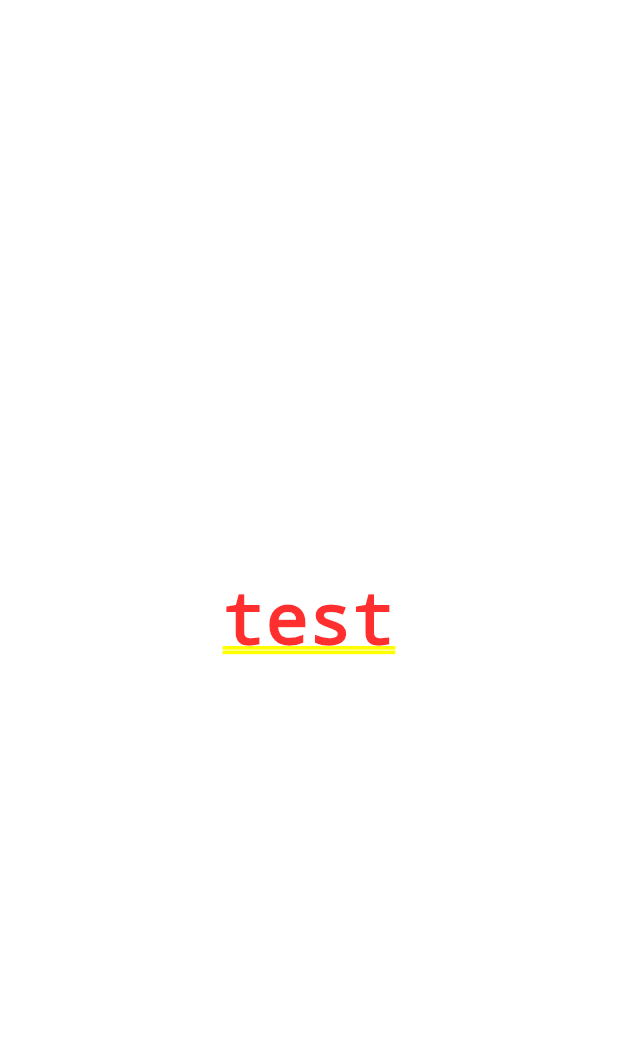
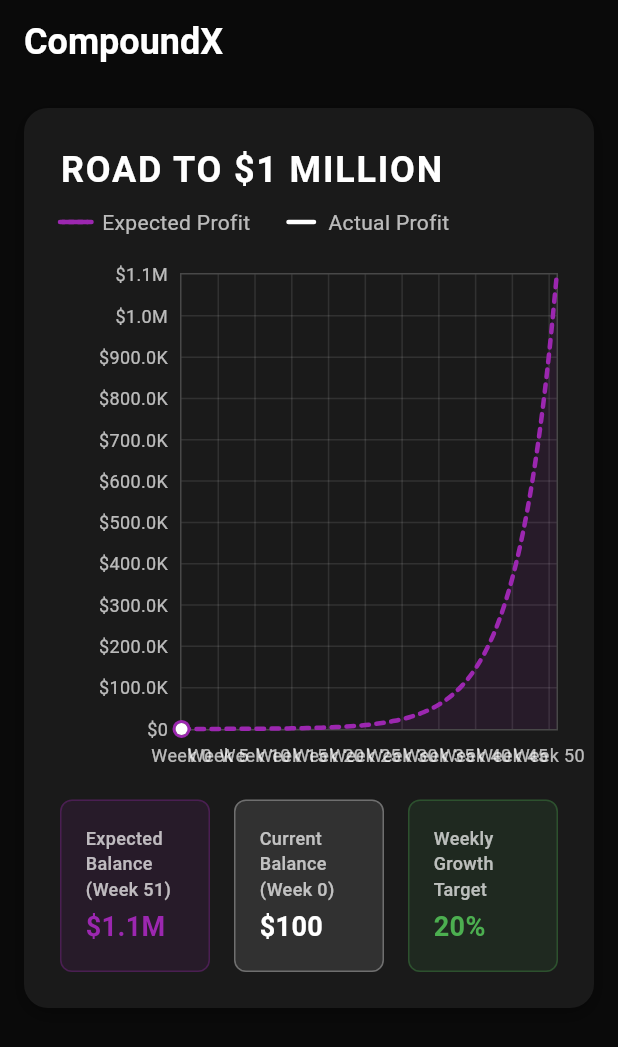
Before and after one commit to Charizard17/CompundX, a Flutter app: the screen it shows after launch, on a phone screen of 412 x 824 dp. Shown: the top 1047 px of the screen. Run offline on Flutter 3.47's test engine with Material 3 defaults, Android fonts, the phone set to English and light mode, and no system bars; drawn by our look-alikes of fl_chart.

Commit message:
growth chart created

```diff
--- a/lib/main.dart
+++ b/lib/main.dart
@@ -1,18 +1,29 @@
 import 'package:flutter/material.dart';
+import 'screens/dashboard_screen.dart';
 
 void main() {
-  runApp(const MyApp());
+  runApp(const CompoundXApp());
 }
 
-class MyApp extends StatelessWidget {
-  const MyApp({super.key});
+class CompoundXApp extends StatelessWidget {
+  const CompoundXApp({super.key});
 
   @override
   Widget build(BuildContext context) {
     return MaterialApp(
-      title: 'CompundX',
-      theme: ThemeData(),
-      home: Center(child: Text("test")),
+      title: 'CompoundX - Crypto Trading Tracker',
+      debugShowCheckedModeBanner: false,
+      theme: ThemeData(
+        brightness: Brightness.dark,
+        primarySwatch: Colors.purple,
+        scaffoldBackgroundColor: const Color(0xFF0A0A0A),
+        cardColor: const Color(0xFF1A1A1A),
+        textTheme: const TextTheme(
+          bodyLarge: TextStyle(color: Colors.white),
+          bodyMedium: TextStyle(color: Colors.white70),
+        ),
+      ),
+      home: const DashboardScreen(),
     );
   }
 }
--- /dev/null
+++ b/lib/screens/dashboard_screen.dart
@@ -0,0 +1,28 @@
+import 'package:compundx/widgets/compound_growth_chart.dart';
+import 'package:flutter/material.dart';
+
+class DashboardScreen extends StatelessWidget {
+  const DashboardScreen({super.key});
+
+  @override
+  Widget build(BuildContext context) {
+    return Scaffold(
+      appBar: AppBar(
+        title: const Text(
+          'CompoundX',
+          style: TextStyle(
+            fontSize: 24,
+            fontWeight: FontWeight.bold,
+            color: Colors.white,
+          ),
+        ),
+        backgroundColor: const Color(0xFF0A0A0A),
+        elevation: 0,
+      ),
+      body: const Padding(
+        padding: EdgeInsets.all(16.0),
+        child: CompoundGrowthChart(),
+      ),
+    );
+  }
+}
--- /dev/null
+++ b/lib/widgets/compound_growth_chart.dart
@@ -0,0 +1,373 @@
+import 'package:flutter/material.dart';
+import 'package:fl_chart/fl_chart.dart';
+
+class CompoundGrowthChart extends StatefulWidget {
+  const CompoundGrowthChart({super.key});
+
+  @override
+  State<CompoundGrowthChart> createState() => _CompoundGrowthChartState();
+}
+
+class _CompoundGrowthChartState extends State<CompoundGrowthChart> {
+  static const double initialBalance = 100.0;
+  static const double weeklyGrowthRate = 0.20; // 20%
+  static const int totalWeeks = 51;
+
+  List<FlSpot> expectedBalanceSpots = [];
+  List<FlSpot> actualBalanceSpots = [];
+
+  @override
+  void initState() {
+    super.initState();
+    _generateExpectedBalanceData();
+    _generateInitialActualData();
+  }
+
+  void _generateExpectedBalanceData() {
+    expectedBalanceSpots.clear();
+    double balance = initialBalance;
+
+    expectedBalanceSpots.add(FlSpot(0, balance));
+
+    for (int week = 1; week <= totalWeeks; week++) {
+      balance *= (1 + weeklyGrowthRate);
+      expectedBalanceSpots.add(FlSpot(week.toDouble(), balance));
+    }
+  }
+
+  void _generateInitialActualData() {
+    // Starting with just the initial balance
+    actualBalanceSpots.clear();
+    actualBalanceSpots.add(const FlSpot(0, initialBalance));
+  }
+
+  @override
+  Widget build(BuildContext context) {
+    return Container(
+      height: 600,
+      padding: const EdgeInsets.all(24),
+      decoration: BoxDecoration(
+        color: const Color(0xFF1A1A1A),
+        borderRadius: BorderRadius.circular(16),
+        boxShadow: [
+          BoxShadow(
+            color: Colors.black.withOpacity(0.3),
+            blurRadius: 10,
+            offset: const Offset(0, 4),
+          ),
+        ],
+      ),
+      child: Column(
+        crossAxisAlignment: CrossAxisAlignment.start,
+        children: [
+          const Text(
+            'ROAD TO \$1 MILLION',
+            style: TextStyle(
+              fontSize: 24,
+              fontWeight: FontWeight.bold,
+              color: Colors.white,
+              letterSpacing: 1.2,
+            ),
+          ),
+          const SizedBox(height: 8),
+          Row(
+            children: [
+              _buildLegendItem(Colors.purple, 'Expected Profit', true),
+              const SizedBox(width: 24),
+              _buildLegendItem(Colors.white, 'Actual Profit', false),
+            ],
+          ),
+          const SizedBox(height: 24),
+          Expanded(
+            child: LineChart(
+              LineChartData(
+                gridData: FlGridData(
+                  show: true,
+                  drawVerticalLine: true,
+                  horizontalInterval: 100000,
+                  verticalInterval: 5,
+                  getDrawingHorizontalLine: (value) {
+                    return FlLine(
+                      color: Colors.white.withOpacity(0.1),
+                      strokeWidth: 1,
+                    );
+                  },
+                  getDrawingVerticalLine: (value) {
+                    return FlLine(
+                      color: Colors.white.withOpacity(0.1),
+                      strokeWidth: 1,
+                    );
+                  },
+                ),
+                titlesData: FlTitlesData(
+                  show: true,
+                  rightTitles: const AxisTitles(
+                    sideTitles: SideTitles(showTitles: false),
+                  ),
+                  topTitles: const AxisTitles(
+                    sideTitles: SideTitles(showTitles: false),
+                  ),
+                  bottomTitles: AxisTitles(
+                    sideTitles: SideTitles(
+                      showTitles: true,
+                      reservedSize: 30,
+                      interval: 5,
+                      getTitlesWidget: (value, meta) {
+                        // Only show titles for multiples of 5
+                        if (value % 5 != 0) {
+                          return const SizedBox.shrink();
+                        }
+                        return SideTitleWidget(
+                          meta: meta,
+                          space: 8,
+                          child: Text(
+                            'Week ${value.toInt()}',
+                            style: const TextStyle(
+                              color: Colors.white70,
+                              fontSize: 12,
+                            ),
+                          ),
+                        );
+                      },
+                    ),
+                  ),
+                  leftTitles: AxisTitles(
+                    sideTitles: SideTitles(
+                      showTitles: true,
+                      interval: 100000,
+                      reservedSize: 80,
+                      getTitlesWidget: (value, meta) {
+                        return SideTitleWidget(
+                          meta: meta,
+                          space: 8,
+                          child: Text(
+                            _formatCurrency(value),
+                            style: const TextStyle(
+                              color: Colors.white70,
+                              fontSize: 12,
+                            ),
+                          ),
+                        );
+                      },
+                    ),
+                  ),
+                ),
+                borderData: FlBorderData(
+                  show: true,
+                  border: Border.all(
+                    color: Colors.white.withOpacity(0.2),
+                    width: 1,
+                  ),
+                ),
+                minX: 0,
+                maxX: totalWeeks.toDouble(),
+                minY: 0,
+                maxY: 1100000,
+                lineBarsData: [
+                  // Expected Balance Line (dotted)
+                  LineChartBarData(
+                    spots: expectedBalanceSpots,
+                    isCurved: true,
+                    color: Colors.purple,
+                    barWidth: 3,
+                    isStrokeCapRound: true,
+                    dotData: const FlDotData(show: false),
+                    dashArray: [5, 5], // Creates dotted line
+                    belowBarData: BarAreaData(
+                      show: true,
+                      color: Colors.purple.withOpacity(0.1),
+                    ),
+                  ),
+                  // Actual Balance Line (solid)
+                  LineChartBarData(
+                    spots: actualBalanceSpots,
+                    isCurved: true,
+                    color: Colors.white,
+                    barWidth: 2,
+                    isStrokeCapRound: true,
+                    dotData: FlDotData(
+                      show: true,
+                      getDotPainter: (spot, percent, barData, index) {
+                        return FlDotCirclePainter(
+                          radius: 4,
+                          color: Colors.white,
+                          strokeWidth: 2,
+                          strokeColor: Colors.purple,
+                        );
+                      },
+                    ),
+                  ),
+                ],
+                lineTouchData: LineTouchData(
+                  enabled: true,
+                  touchTooltipData: LineTouchTooltipData(
+                    tooltipBorder: BorderSide(
+                      color: Colors.white.withOpacity(0.3),
+                    ),
+                    getTooltipItems: (List<LineBarSpot> touchedBarSpots) {
+                      return touchedBarSpots.map((barSpot) {
+                        final flSpot = barSpot;
+                        final isExpected = barSpot.barIndex == 0;
+                        return LineTooltipItem(
+                          '${isExpected ? 'Expected' : 'Actual'}\nWeek ${flSpot.x.toInt()}: ${_formatCurrency(flSpot.y)}',
+                          TextStyle(
+                            color: Colors.white,
+                            fontWeight: FontWeight.bold,
+                            fontSize: 14,
+                          ),
+                        );
+                      }).toList();
+                    },
+                  ),
+                ),
+              ),
+            ),
+          ),
+          const SizedBox(height: 16),
+          _buildSummaryCards(),
+        ],
+      ),
+    );
+  }
+
+  Widget _buildLegendItem(Color color, String label, bool isDotted) {
+    return Row(
+      children: [
+        Container(
+          width: 20,
+          height: 3,
+          decoration: BoxDecoration(
+            color: color,
+            borderRadius: BorderRadius.circular(2),
+          ),
+          child: isDotted
+              ? CustomPaint(
+                  painter: DottedLinePainter(color),
+                  size: const Size(20, 3),
+                )
+              : null,
+        ),
+        const SizedBox(width: 8),
+        Text(
+          label,
+          style: const TextStyle(color: Colors.white70, fontSize: 14),
+        ),
+      ],
+    );
+  }
+
+  Widget _buildSummaryCards() {
+    final expectedFinalBalance = expectedBalanceSpots.last.y;
+    final currentActualBalance = actualBalanceSpots.last.y;
+    final currentWeek = actualBalanceSpots.length - 1;
+
+    return Row(
+      children: [
+        Expanded(
+          child: _buildSummaryCard(
+            'Expected Balance (Week 51)',
+            expectedFinalBalance,
+            Colors.purple,
+          ),
+        ),
+        const SizedBox(width: 16),
+        Expanded(
+          child: _buildSummaryCard(
+            'Current Balance (Week $currentWeek)',
+            currentActualBalance,
+            Colors.white,
+          ),
+        ),
+        const SizedBox(width: 16),
+        Expanded(
+          child: _buildSummaryCard(
+            'Weekly Growth Target',
+            20.0,
+            Colors.green,
+            isPercentage: true,
+          ),
+        ),
+      ],
+    );
+  }
+
+  Widget _buildSummaryCard(
+    String title,
+    double value,
+    Color color, {
+    bool isPercentage = false,
+  }) {
+    return Container(
+      padding: const EdgeInsets.all(16),
+      decoration: BoxDecoration(
+        color: color.withOpacity(0.1),
+        borderRadius: BorderRadius.circular(8),
+        border: Border.all(color: color.withOpacity(0.3)),
+      ),
+      child: Column(
+        crossAxisAlignment: CrossAxisAlignment.start,
+        children: [
+          Text(
+            title,
+            style: TextStyle(
+              color: Colors.white70,
+              fontSize: 12,
+              fontWeight: FontWeight.w500,
+            ),
+          ),
+          const SizedBox(height: 4),
+          Text(
+            isPercentage
+                ? '${value.toStringAsFixed(0)}%'
+                : _formatCurrency(value),
+            style: TextStyle(
+              color: color,
+              fontSize: 18,
+              fontWeight: FontWeight.bold,
+            ),
+          ),
+        ],
+      ),
+    );
+  }
+
+  String _formatCurrency(double value) {
+    if (value >= 1000000) {
+      return '\$${(value / 1000000).toStringAsFixed(1)}M';
+    } else if (value >= 1000) {
+      return '\$${(value / 1000).toStringAsFixed(1)}K';
+    } else {
+      return '\$${value.toStringAsFixed(0)}';
+    }
+  }
+}
+
+class DottedLinePainter extends CustomPainter {
+  final Color color;
+
+  DottedLinePainter(this.color);
+
+  @override
+  void paint(Canvas canvas, Size size) {
+    final paint = Paint()
+      ..color = color
+      ..strokeWidth = 3
+      ..strokeCap = StrokeCap.round;
+
+    const dashWidth = 3.0;
+    const dashSpace = 3.0;
+    double startX = 0;
+
+    while (startX < size.width) {
+      canvas.drawLine(
+        Offset(startX, size.height / 2),
+        Offset(startX + dashWidth, size.height / 2),
+        paint,
+      );
+      startX += dashWidth + dashSpace;
+    }
+  }
+
+  @override
+  bool shouldRepaint(CustomPainter oldDelegate) => false;
+}
```
Also changed, not shown: pubspec.yaml (+2 -35 lines), pubspec.lock.
